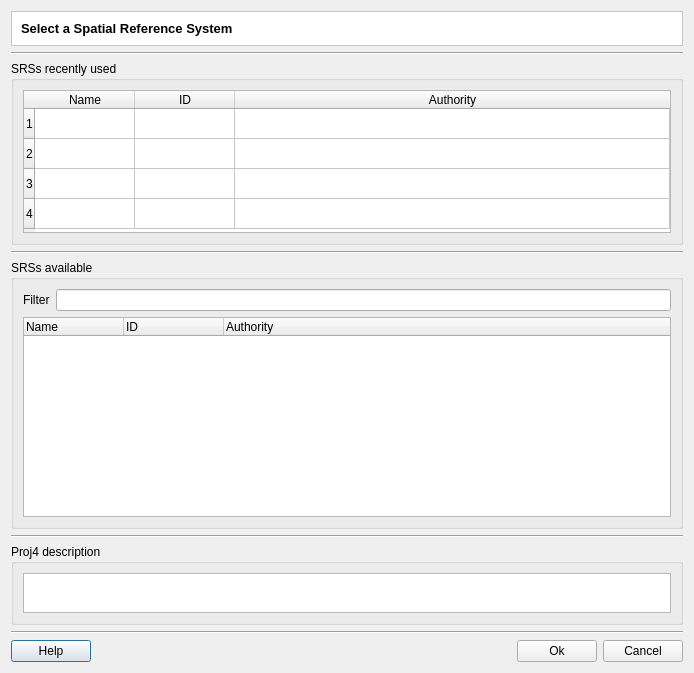
This is src/terralib/qt/widgets/srs/ui/SRSManagerDialogForm.ui in claudiobogossian/terralib5 as Qt 5 draws it before an edit. The edited form follows.
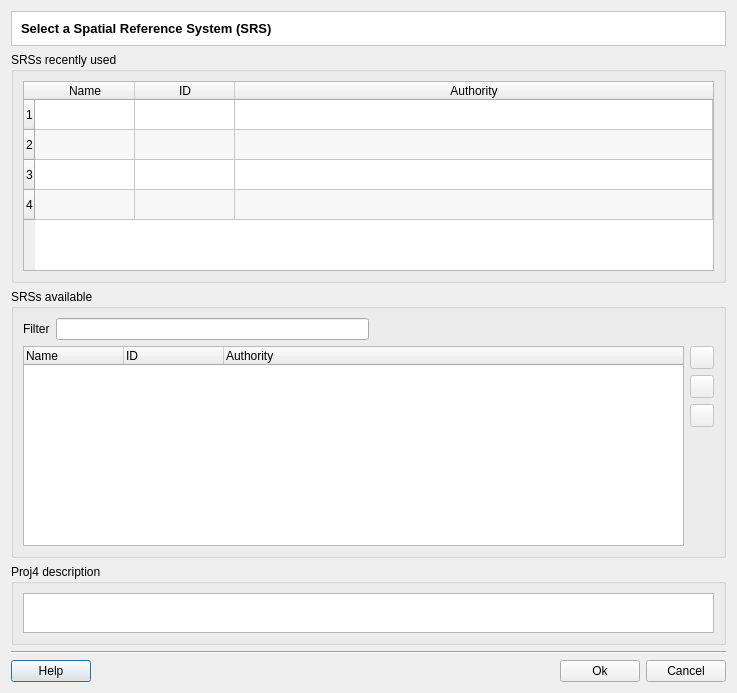
This is the edited form.

```diff
--- a/src/terralib/qt/widgets/srs/ui/SRSManagerDialogForm.ui
+++ b/src/terralib/qt/widgets/srs/ui/SRSManagerDialogForm.ui
@@ -9,8 +9,8 @@
    <rect>
     <x>0</x>
     <y>0</y>
-    <width>694</width>
-    <height>673</height>
+    <width>737</width>
+    <height>693</height>
    </rect>
   </property>
   <property name="windowTitle">
@@ -39,26 +39,13 @@
          </font>
         </property>
         <property name="text">
-         <string>Select a Spatial Reference System</string>
+         <string>Select a Spatial Reference System (SRS)</string>
         </property>
        </widget>
       </item>
      </layout>
     </widget>
    </item>
-   <item>
-    <widget class="Line" name="line_6">
-     <property name="minimumSize">
-      <size>
-       <width>640</width>
-       <height>0</height>
-      </size>
-     </property>
-     <property name="orientation">
-      <enum>Qt::Horizontal</enum>
-     </property>
-    </widget>
-   </item>
    <item>
     <widget class="QGroupBox" name="groupBox_3">
      <property name="title">
@@ -67,6 +54,15 @@
      <layout class="QGridLayout" name="gridLayout_3">
       <item row="0" column="0">
        <widget class="QTableWidget" name="m_SRSRecentTableWidget">
+        <property name="minimumSize">
+         <size>
+          <width>683</width>
+          <height>145</height>
+         </size>
+        </property>
+        <property name="alternatingRowColors">
+         <bool>true</bool>
+        </property>
         <property name="showGrid">
          <bool>true</bool>
         </property>
@@ -109,19 +105,6 @@
      </layout>
     </widget>
    </item>
-   <item>
-    <widget class="Line" name="line_4">
-     <property name="minimumSize">
-      <size>
-       <width>640</width>
-       <height>0</height>
-      </size>
-     </property>
-     <property name="orientation">
-      <enum>Qt::Horizontal</enum>
-     </property>
-    </widget>
-   </item>
    <item>
     <widget class="QGroupBox" name="groupBox_2">
      <property name="title">
@@ -129,6 +112,8 @@
      </property>
      <layout class="QGridLayout" name="gridLayout_2">
       <item row="0" column="0">
+       <layout class="QHBoxLayout" name="horizontalLayout_4">
+        <item>
        <layout class="QHBoxLayout" name="horizontalLayout_3">
         <item>
          <widget class="QLabel" name="label_2">
@@ -142,7 +127,24 @@
         </item>
        </layout>
       </item>
+        <item>
+         <spacer name="horizontalSpacer_2">
+          <property name="orientation">
+           <enum>Qt::Horizontal</enum>
+          </property>
+          <property name="sizeHint" stdset="0">
+           <size>
+            <width>40</width>
+            <height>20</height>
+           </size>
+          </property>
+         </spacer>
+        </item>
+       </layout>
+      </item>
       <item row="1" column="0">
+       <layout class="QHBoxLayout" name="horizontalLayout_2">
+        <item>
        <widget class="QTreeWidget" name="m_SRSTreeWidget">
         <property name="minimumSize">
          <size>
@@ -150,6 +152,12 @@
           <height>200</height>
          </size>
         </property>
+          <property name="alternatingRowColors">
+           <bool>true</bool>
+          </property>
+          <property name="autoExpandDelay">
+           <number>12</number>
+          </property>
         <property name="columnCount">
          <number>3</number>
         </property>
@@ -170,20 +178,65 @@
         </column>
        </widget>
       </item>
-     </layout>
+        <item>
+         <layout class="QVBoxLayout" name="verticalLayout_2">
+          <item>
+           <widget class="QToolButton" name="m_addSRSToolButton">
+            <property name="enabled">
+             <bool>false</bool>
+            </property>
+            <property name="toolTip">
+             <string>Add a new SRS definition</string>
+            </property>
+            <property name="text">
+             <string/>
+            </property>
     </widget>
    </item>
    <item>
-    <widget class="Line" name="line_5">
-     <property name="minimumSize">
+           <widget class="QToolButton" name="m_removeSRSToolButton">
+            <property name="enabled">
+             <bool>false</bool>
+            </property>
+            <property name="toolTip">
+             <string>Remove a SRS definition</string>
+            </property>
+            <property name="text">
+             <string/>
+            </property>
+           </widget>
+          </item>
+          <item>
+           <widget class="QToolButton" name="m_editSRSToolButton">
+            <property name="enabled">
+             <bool>false</bool>
+            </property>
+            <property name="toolTip">
+             <string>Edit a SRS definition</string>
+            </property>
+            <property name="text">
+             <string/>
+            </property>
+           </widget>
+          </item>
+          <item>
+           <spacer name="verticalSpacer">
+            <property name="orientation">
+             <enum>Qt::Vertical</enum>
+            </property>
+            <property name="sizeHint" stdset="0">
       <size>
-       <width>640</width>
-       <height>0</height>
-      </size>
-     </property>
-     <property name="orientation">
-      <enum>Qt::Horizontal</enum>
-     </property>
+              <width>20</width>
+              <height>40</height>
+             </size>
+            </property>
+           </spacer>
+          </item>
+         </layout>
+        </item>
+       </layout>
+      </item>
+     </layout>
     </widget>
    </item>
    <item>
```
Lines whose indentation alone changed are shown as unchanged.
